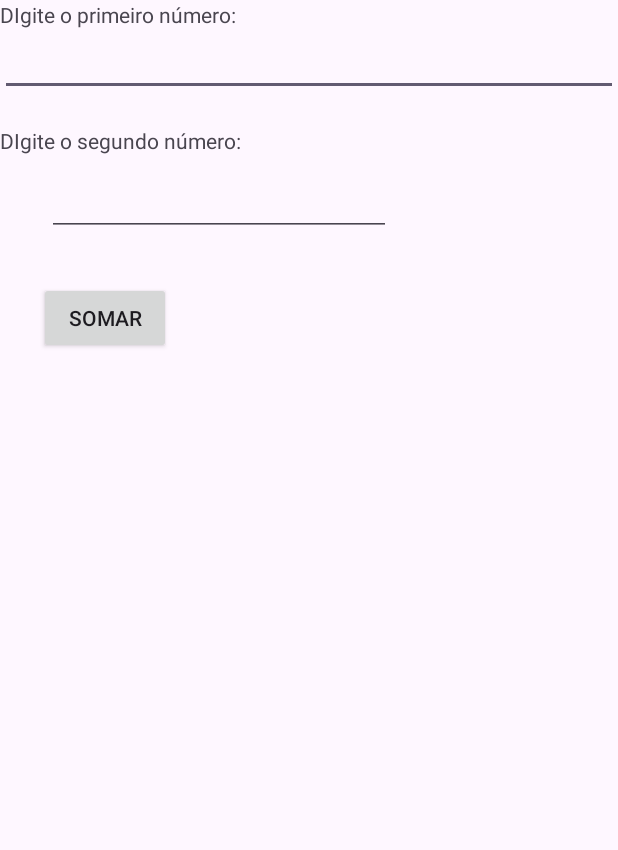
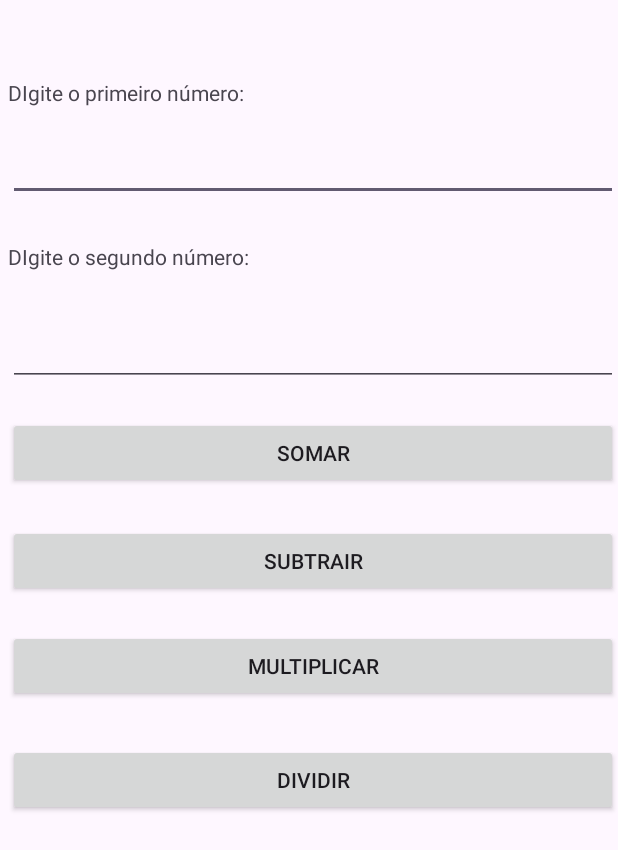
Before and after one commit to akirar0n/Dev-mobile, an Android app: the screen it shows after launch (MainActivity), on a phone screen of 412 x 824 dp. Shown: the top 850 px of the screen. Run offline under Robolectric (Android 15) with nearby library versions, the phone set to English and light mode, and no system bars.

Commit message:
new atts

```diff
--- a/CalculadoraBasica/app/src/main/res/layout/activity_main.xml
+++ b/CalculadoraBasica/app/src/main/res/layout/activity_main.xml
@@ -9,10 +9,12 @@
 
     <TextView
         android:id="@+id/textView2"
-        android:layout_width="match_parent"
+        android:layout_width="wrap_content"
         android:layout_height="wrap_content"
         android:layout_alignParentStart="true"
-        android:layout_marginStart="0dp"
+        android:layout_alignParentTop="true"
+        android:layout_marginStart="5dp"
+        android:layout_marginTop="52dp"
         android:text="@string/digite_o_primeiro_n_mero"
         tools:ignore="VisualLintOverlap" />
 
@@ -22,8 +24,8 @@
         android:layout_height="wrap_content"
         android:layout_alignParentStart="true"
         android:layout_alignParentTop="true"
-        android:layout_marginStart="0dp"
-        android:layout_marginTop="16dp"
+        android:layout_marginStart="5dp"
+        android:layout_marginTop="86dp"
         android:ems="10"
         android:hint="@string/embranco"
         android:minHeight="48dp"
@@ -31,23 +33,23 @@
 
     <TextView
         android:id="@+id/textView"
-        android:layout_width="match_parent"
+        android:layout_width="wrap_content"
         android:layout_height="wrap_content"
         android:layout_alignParentStart="true"
         android:layout_alignParentTop="true"
-        android:layout_marginStart="0dp"
-        android:layout_marginTop="84dp"
+        android:layout_marginStart="5dp"
+        android:layout_marginTop="161dp"
         android:text="@string/digite_o_segundo_n_mero"
         tools:ignore="MissingConstraints" />
 
     <EditText
         android:id="@+id/ednumero2"
-        android:layout_width="229dp"
-        android:layout_height="49dp"
+        android:layout_width="match_parent"
+        android:layout_height="wrap_content"
         android:layout_alignParentStart="true"
         android:layout_alignParentTop="true"
-        android:layout_marginStart="31dp"
-        android:layout_marginTop="108dp"
+        android:layout_marginStart="5dp"
+        android:layout_marginTop="209dp"
         android:ems="10"
         android:hint="@string/embranco"
         android:inputType="text"
@@ -56,13 +58,43 @@
 
     <Button
         android:id="@+id/btsomar"
-        android:layout_width="wrap_content"
+        android:layout_width="match_parent"
         android:layout_height="wrap_content"
         android:layout_alignParentStart="true"
         android:layout_alignParentTop="true"
-        android:layout_marginStart="26dp"
-        android:layout_marginTop="188dp"
+        android:layout_marginStart="5dp"
+        android:layout_marginTop="278dp"
         android:text="@string/somar"
         tools:ignore="MissingConstraints" />
 
+    <Button
+        android:id="@+id/btmultiplicar"
+        android:layout_width="match_parent"
+        android:layout_height="wrap_content"
+        android:layout_alignParentStart="true"
+        android:layout_alignParentTop="true"
+        android:layout_marginStart="5dp"
+        android:layout_marginTop="420dp"
+        android:text="@string/multiplicar" />
+
+    <Button
+        android:id="@+id/btsubtrair"
+        android:layout_width="match_parent"
+        android:layout_height="wrap_content"
+        android:layout_alignParentStart="true"
+        android:layout_alignParentTop="true"
+        android:layout_marginStart="5dp"
+        android:layout_marginTop="350dp"
+        android:text="@string/subtrair" />
+
+    <Button
+        android:id="@+id/btdividir"
+        android:layout_width="match_parent"
+        android:layout_height="wrap_content"
+        android:layout_alignParentStart="true"
+        android:layout_alignParentTop="true"
+        android:layout_marginStart="5dp"
+        android:layout_marginTop="496dp"
+        android:text="@string/dividir" />
+
 </RelativeLayout>
--- a/CalculadoraBasica/app/src/main/res/values/strings.xml
+++ b/CalculadoraBasica/app/src/main/res/values/strings.xml
@@ -4,4 +4,7 @@
     <string name="embranco"></string>
     <string name="somar">Somar</string>
     <string name="digite_o_segundo_n_mero">DIgite o segundo número:</string>
+    <string name="multiplicar">Multiplicar</string>
+    <string name="subtrair">Subtrair</string>
+    <string name="dividir">Dividir</string>
 </resources>
--- a/CalculadoraBasica/gradle/libs.versions.toml
+++ b/CalculadoraBasica/gradle/libs.versions.toml
@@ -1,5 +1,5 @@
 [versions]
-agp = "8.7.2"
+agp = "8.13.0"
 junit = "4.13.2"
 junitVersion = "1.3.0"
 espressoCore = "3.7.0"
```
Also changed, not shown: CalculadoraBasica/app/src/main/java/com/example/calculadorabasica/MainActivity.java (+65 -5 lines), CalculadoraBasica/gradle/wrapper/gradle-wrapper.properties.
